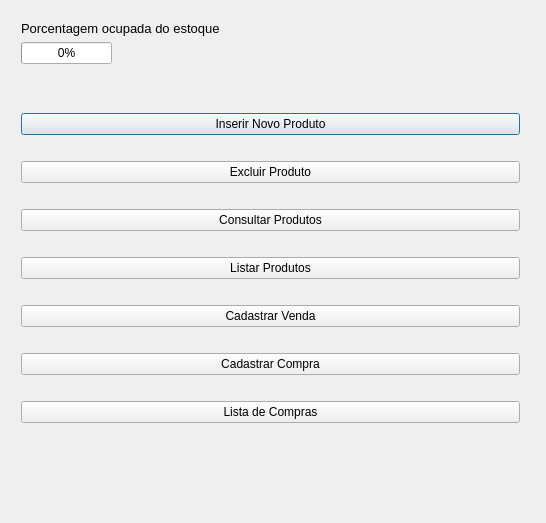
Old version of the form QtGuiApplication1/QtGuiApplication1/menuprincipal.ui in the repository duccl/Projeto-Controle-de-Estoque-CC4652.
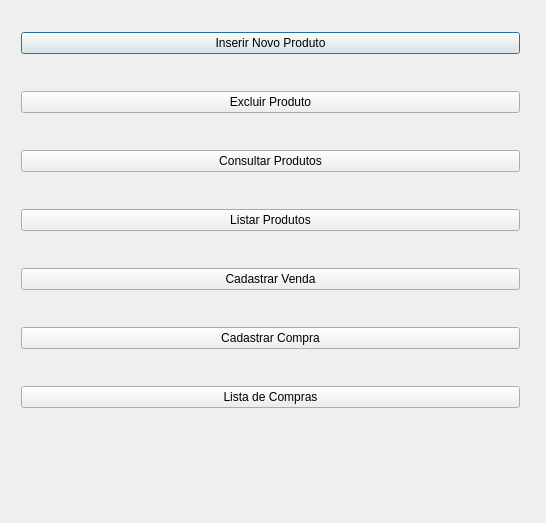
New version of the form.

```diff
--- a/QtGuiApplication1/QtGuiApplication1/menuprincipal.ui
+++ b/QtGuiApplication1/QtGuiApplication1/menuprincipal.ui
@@ -42,27 +42,7 @@
    </property>
    <layout class="QVBoxLayout" name="verticalLayout">
     <item>
-     <layout class="QFormLayout" name="formLayout">
-      <item row="1" column="0">
-       <widget class="QLabel" name="label">
-        <property name="font">
-         <font>
-          <pointsize>10</pointsize>
-         </font>
-        </property>
-        <property name="text">
-         <string>Porcentagem ocupada do estoque</string>
-        </property>
-       </widget>
-      </item>
-      <item row="2" column="0">
-       <widget class="QProgressBar" name="porcentagemDoEstoque">
-        <property name="value">
-         <number>0</number>
-        </property>
-       </widget>
-      </item>
-     </layout>
+     <layout class="QFormLayout" name="formLayout"/>
     </item>
     <item>
      <widget class="QPushButton" name="botaoInserir">
```
